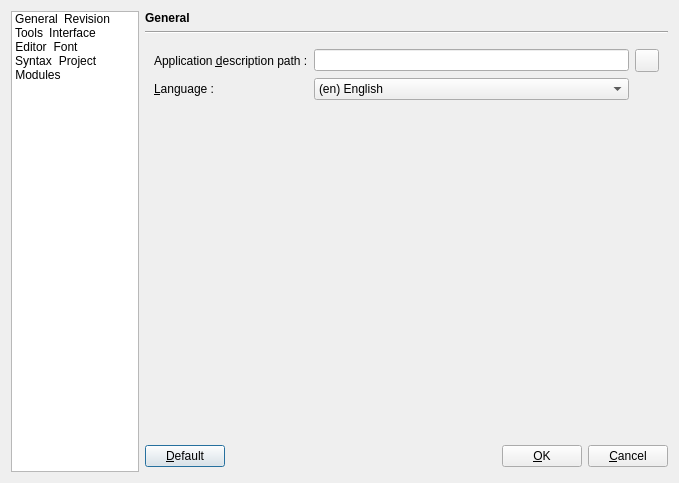
Before: the Qt Designer form xinx/ui/custom.ui in phoenix741/xinx, drawn with Qt 5.
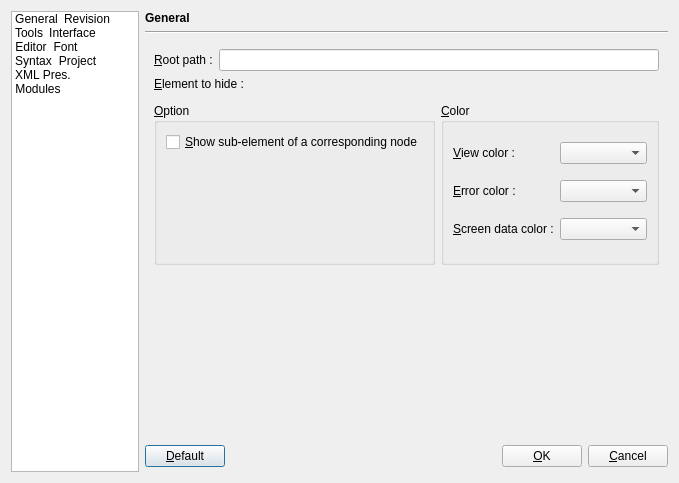
After: the same form once the commit is applied. The open tabs and pages were chosen to show the change. Icons and pictures are not drawn. Custom widgets are drawn as their Qt base class.

Commit message: Change the option dialog for the presentation dock

What changed in the file:
```diff
--- a/xinx/ui/custom.ui
+++ b/xinx/ui/custom.ui
@@ -106,6 +106,14 @@
        <iconset resource="../application.qrc" >:/images/preferences-project.png</iconset>
       </property>
      </item>
+     <item>
+      <property name="text" >
+       <string>XML Pres.</string>
+      </property>
+      <property name="icon" >
+       <iconset resource="../application.qrc" >:/images/preferences-xmlpres.png</iconset>
+      </property>
+     </item>
      <item>
       <property name="text" >
        <string>Modules</string>
@@ -891,6 +899,172 @@
        </item>
       </layout>
      </widget>
+     <widget class="QWidget" name="page" >
+      <layout class="QVBoxLayout" >
+       <item>
+        <layout class="QHBoxLayout" >
+         <item>
+          <widget class="QLabel" name="label_4" >
+           <property name="text" >
+            <string>&amp;Root path :</string>
+           </property>
+           <property name="buddy" >
+            <cstring>m_rootPathLineEdit</cstring>
+           </property>
+          </widget>
+         </item>
+         <item>
+          <widget class="QLineEdit" name="m_rootPathLineEdit" >
+           <property name="whatsThis" >
+            <string>&lt;html>&lt;head>&lt;meta name="qrichtext" content="1" />&lt;style type="text/css">
+p, li { white-space: pre-wrap; }
+&lt;/style>&lt;/head>&lt;body style=" font-family:'Sans Serif'; font-size:9pt; font-weight:400; font-style:normal;">
+&lt;p style=" margin-top:0px; margin-bottom:0px; margin-left:0px; margin-right:0px; -qt-block-indent:0; text-indent:0px;">This is the path where the view must begin. Generally the first node is the root path (ie. &lt;span style=" font-style:italic;">/layout_data&lt;/span>)&lt;/p>&lt;/body>&lt;/html></string>
+           </property>
+          </widget>
+         </item>
+        </layout>
+       </item>
+       <item>
+        <widget class="QLabel" name="label_7" >
+         <property name="text" >
+          <string>&amp;Element to hide :</string>
+         </property>
+         <property name="buddy" >
+          <cstring>m_hideElementList</cstring>
+         </property>
+        </widget>
+       </item>
+       <item>
+        <widget class="XinxListWidgetImpl" native="1" name="m_hideElementList" >
+         <property name="focusPolicy" >
+          <enum>Qt::TabFocus</enum>
+         </property>
+        </widget>
+       </item>
+       <item>
+        <layout class="QHBoxLayout" >
+         <item>
+          <widget class="QGroupBox" name="groupBox_2" >
+           <property name="title" >
+            <string>&amp;Option</string>
+           </property>
+           <layout class="QVBoxLayout" >
+            <item>
+             <widget class="QCheckBox" name="m_showSubEltCheckBox" >
+              <property name="whatsThis" >
+               <string>&lt;html>&lt;head>&lt;meta name="qrichtext" content="1" />&lt;style type="text/css">
+p, li { white-space: pre-wrap; }
+&lt;/style>&lt;/head>&lt;body style=" font-family:'Sans Serif'; font-size:9pt; font-weight:400; font-style:normal;">
+&lt;p style=" margin-top:0px; margin-bottom:0px; margin-left:0px; margin-right:0px; -qt-block-indent:0; text-indent:0px;">If checked, when you filter the text, the list show sub-element of node where the filter verify the text.&lt;/p>&lt;/body>&lt;/html></string>
+              </property>
+              <property name="text" >
+               <string>&amp;Show sub-element of a corresponding node</string>
+              </property>
+             </widget>
+            </item>
+            <item>
+             <spacer>
+              <property name="orientation" >
+               <enum>Qt::Vertical</enum>
+              </property>
+              <property name="sizeHint" >
+               <size>
+                <width>20</width>
+                <height>40</height>
+               </size>
+              </property>
+             </spacer>
+            </item>
+           </layout>
+          </widget>
+         </item>
+         <item>
+          <widget class="QGroupBox" name="groupBox" >
+           <property name="title" >
+            <string>&amp;Color</string>
+           </property>
+           <layout class="QGridLayout" >
+            <item row="0" column="0" >
+             <widget class="QLabel" name="label_8" >
+              <property name="text" >
+               <string>&amp;View color :</string>
+              </property>
+              <property name="buddy" >
+               <cstring>m_viewColorBox</cstring>
+              </property>
+             </widget>
+            </item>
+            <item row="0" column="1" >
+             <widget class="KColorCombo" name="m_viewColorBox" >
+              <property name="whatsThis" >
+               <string>&lt;html>&lt;head>&lt;meta name="qrichtext" content="1" />&lt;style type="text/css">
+p, li { white-space: pre-wrap; }
+&lt;/style>&lt;/head>&lt;body style=" font-family:'Sans Serif'; font-size:9pt; font-weight:400; font-style:normal;">
+&lt;p style=" margin-top:0px; margin-bottom:0px; margin-left:0px; margin-right:0px; -qt-block-indent:0; text-indent:0px;">Color of the node of view type (Generally begins by &lt;span style=" font-style:italic;">Vue...&lt;/span>)&lt;/p>&lt;/body>&lt;/html></string>
+              </property>
+             </widget>
+            </item>
+            <item row="1" column="0" >
+             <widget class="QLabel" name="label_9" >
+              <property name="text" >
+               <string>&amp;Error color :</string>
+              </property>
+              <property name="buddy" >
+               <cstring>m_errorColorBox</cstring>
+              </property>
+             </widget>
+            </item>
+            <item row="1" column="1" >
+             <widget class="KColorCombo" name="m_errorColorBox" >
+              <property name="whatsThis" >
+               <string>&lt;html>&lt;head>&lt;meta name="qrichtext" content="1" />&lt;style type="text/css">
+p, li { white-space: pre-wrap; }
+&lt;/style>&lt;/head>&lt;body style=" font-family:'Sans Serif'; font-size:9pt; font-weight:400; font-style:normal;">
+&lt;p style=" margin-top:0px; margin-bottom:0px; margin-left:0px; margin-right:0px; -qt-block-indent:0; text-indent:0px;">Color of a node with a sub-element of name error.&lt;/p>&lt;/body>&lt;/html></string>
+              </property>
+             </widget>
+            </item>
+            <item row="2" column="0" >
+             <widget class="QLabel" name="label_12" >
+              <property name="text" >
+               <string>&amp;Screen data color :</string>
+              </property>
+              <property name="buddy" >
+               <cstring>m_screenColorBox</cstring>
+              </property>
+             </widget>
+            </item>
+            <item row="2" column="1" >
+             <widget class="KColorCombo" name="m_screenColorBox" >
+              <property name="whatsThis" >
+               <string>&lt;html>&lt;head>&lt;meta name="qrichtext" content="1" />&lt;style type="text/css">
+p, li { white-space: pre-wrap; }
+&lt;/style>&lt;/head>&lt;body style=" font-family:'Sans Serif'; font-size:9pt; font-weight:400; font-style:normal;">
+&lt;p style=" margin-top:0px; margin-bottom:0px; margin-left:0px; margin-right:0px; -qt-block-indent:0; text-indent:0px;">Color of a balise with a &lt;span style=" font-style:italic;">screen_data&lt;/span> node.&lt;/p>&lt;/body>&lt;/html></string>
+              </property>
+             </widget>
+            </item>
+           </layout>
+          </widget>
+         </item>
+        </layout>
+       </item>
+       <item>
+        <spacer>
+         <property name="orientation" >
+          <enum>Qt::Vertical</enum>
+         </property>
+         <property name="sizeHint" >
+          <size>
+           <width>20</width>
+           <height>31</height>
+          </size>
+         </property>
+        </spacer>
+       </item>
+      </layout>
+     </widget>
      <widget class="QWidget" name="m_modules" >
       <layout class="QGridLayout" >
        <item row="0" column="0" >
@@ -994,7 +1168,13 @@
   <customwidget>
    <class>XinxPluginSelector</class>
    <extends>QListView</extends>
-   <header>xinxpluginselector.h</header>
+   <header location="global" >xinxpluginselector.h</header>
+  </customwidget>
+  <customwidget>
+   <class>XinxListWidgetImpl</class>
+   <extends>QWidget</extends>
+   <header location="global" >xinxlistwidgetimpl.h</header>
+   <container>1</container>
   </customwidget>
  </customwidgets>
  <tabstops>
```
Left out of the diff: 19 changed lines with no effect on the pictures. The commit also changes 2 other files.
